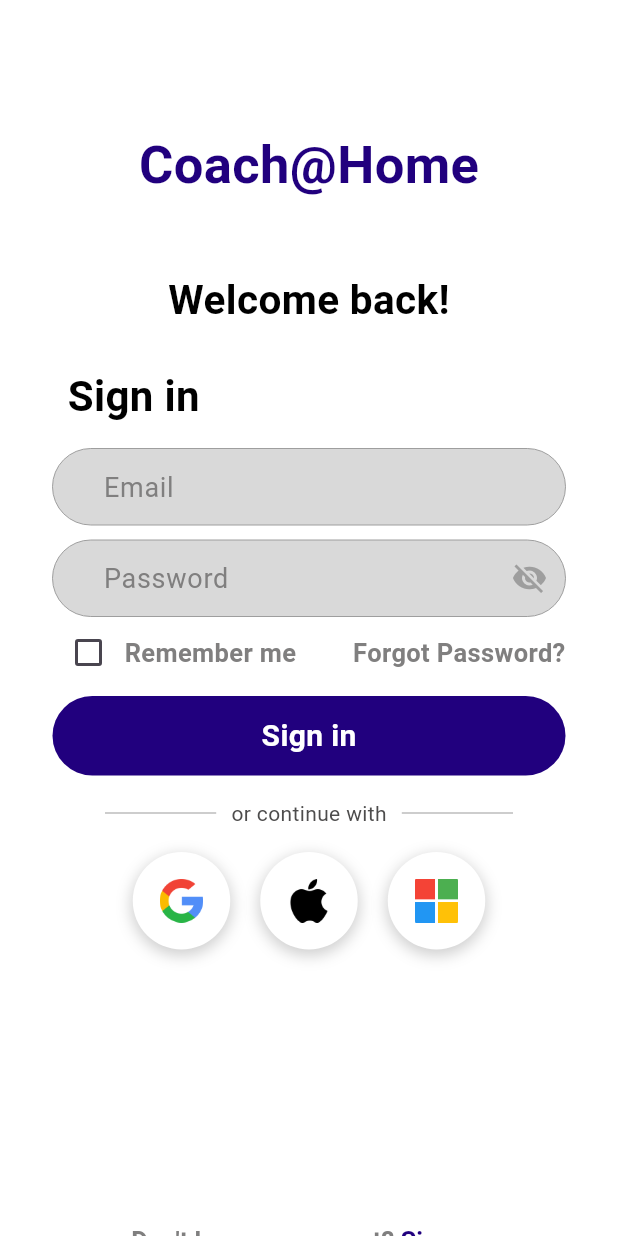
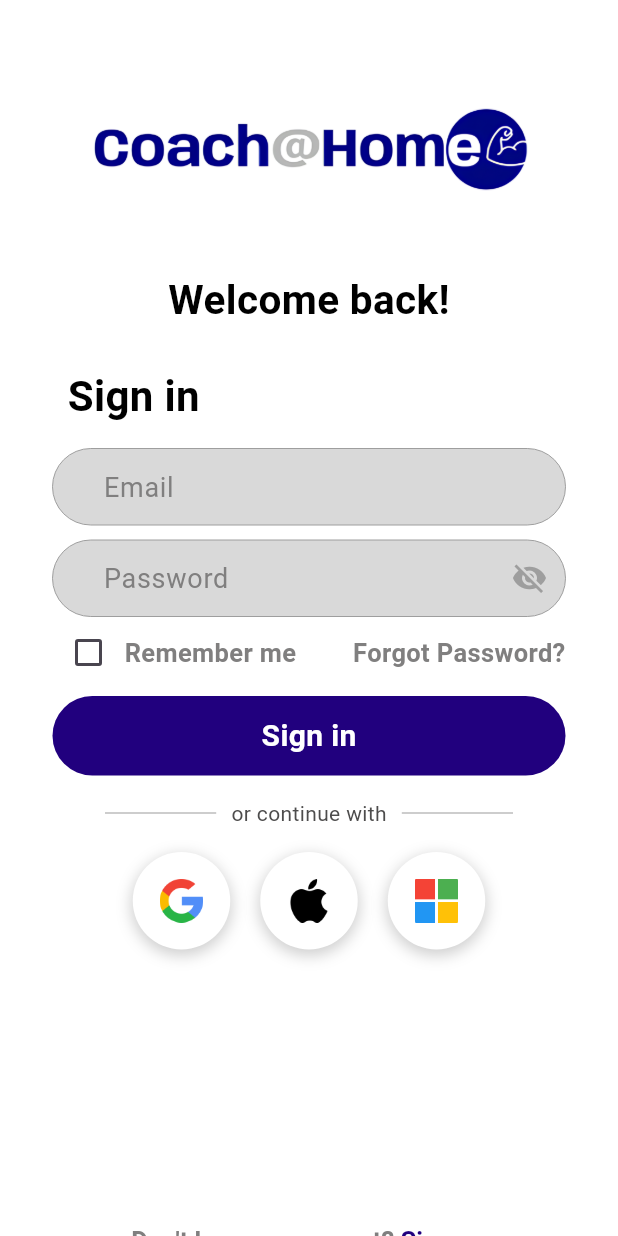
Before and after one commit to PramudithaWeerakoon/HND_FINAL_HOME-COUCH, a Flutter app: the LoginPage screen opened by its route, on a phone screen of 412 x 824 dp. Run offline on Flutter 3.47's test engine with Material 3 defaults, Android fonts, the phone set to English and light mode, and no system bars; our stand-ins replace curved_navigation_bar, font_awesome_flutter.

Commit message:
added logo to register and login pages

```diff
--- a/q1/lib/main.dart
+++ b/q1/lib/main.dart
@@ -18,7 +18,7 @@ class MyApp extends StatelessWidget {
   @override
   Widget build(BuildContext context) {
     return MaterialApp(
-      initialRoute: '/settings',
+      initialRoute: '/register',
       routes: {
         '/login': (context) => const LoginPage(),
         '/register': (context) => const RegisterPage(),
--- a/q1/lib/pages/login_page.dart
+++ b/q1/lib/pages/login_page.dart
@@ -57,16 +57,13 @@ class _LoginPageState extends State<LoginPage> {
             key: _formKey,
             child: Column(
               children: [
-                const SizedBox(height: 85),
-                const Text(
-                  'Coach@Home',
-                  style: TextStyle(
-                    color: Color(0xFF21007E),
-                    fontSize: 35,
-                    fontWeight: FontWeight.bold,
-                  ),
+                const SizedBox(height: 50),
+                Image.asset(
+                  'lib/assets/logo.png',
+                  width: 300, // Adjust the width as needed
+                  height: 100, // Adjust the height as needed
                 ),
-                const SizedBox(height: 45),
+                const SizedBox(height: 30),
                 const Text(
                   'Welcome back!',
                   style: TextStyle(
```
Also changed, not shown: q1/lib/pages/register_page.dart (+6 -9 lines), q1/lib/assets/logo.png (added).
